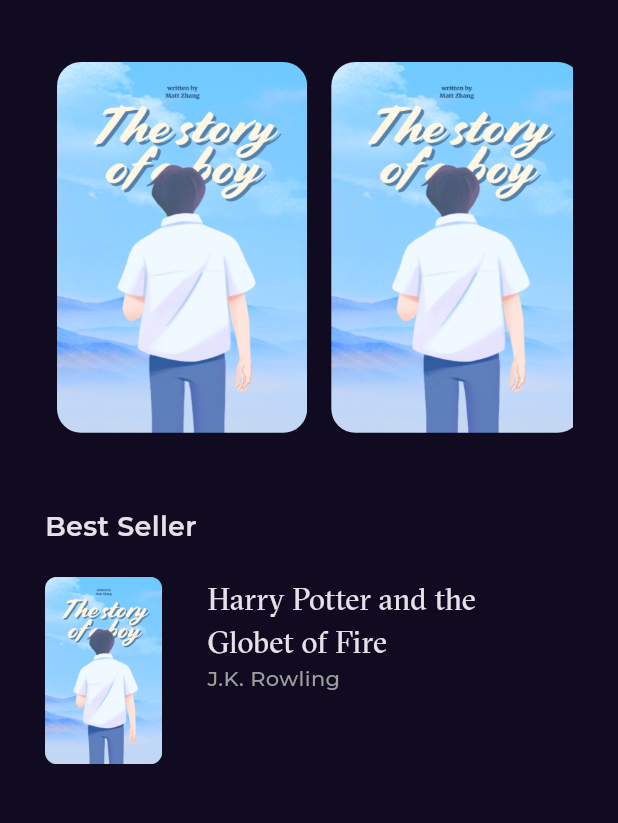
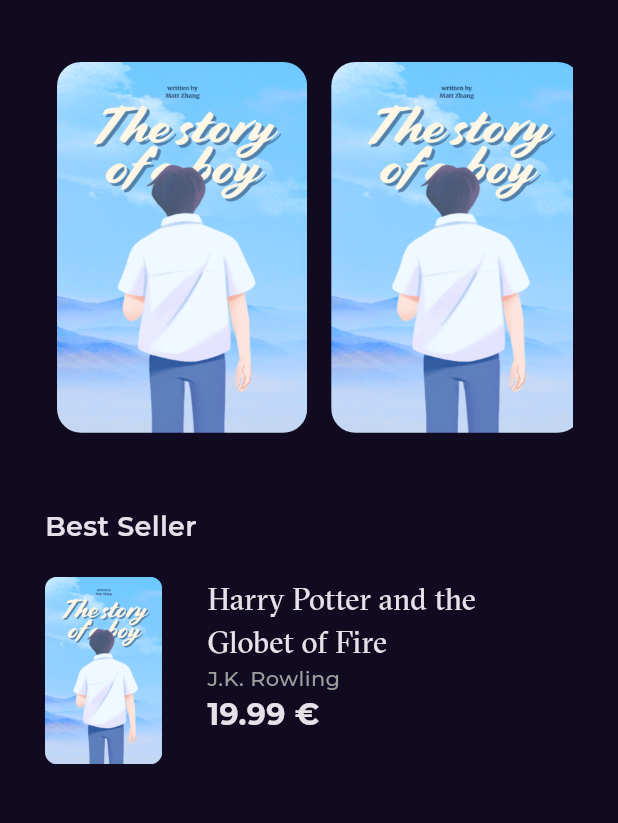
Before and after one commit to mano299/bookly, a Flutter app: the screen it shows after launch, on a phone screen of 412 x 824 dp, the part 115-938 px from its top. Run offline on Flutter 3.47's test engine with Material 3 defaults, Android fonts, the phone set to English and light mode, and no system bars; our stand-ins replace flutter_svg, font_awesome_flutter, get, google_fonts.

Commit message:
best seller item part 3

```diff
--- a/lib/core/utils/styles.dart
+++ b/lib/core/utils/styles.dart
@@ -17,7 +17,6 @@
   static const textStyle20 = TextStyle(
     fontSize: 20,
     fontWeight: FontWeight.normal,
-    fontFamily: kGTSectraFine,
   );
   static const textStyle30 = TextStyle(
     fontSize: 30,
--- a/lib/features/home/presention/widgets/best_seller_list_view_item.dart
+++ b/lib/features/home/presention/widgets/best_seller_list_view_item.dart
@@ -1,3 +1,4 @@
+import 'package:bookly/constants.dart';
 import 'package:bookly/core/utils/assets.dart';
 import 'package:flutter/material.dart';
 
@@ -35,17 +36,26 @@
                   width: MediaQuery.of(context).size.width * .5,
                   child: Text(
                     "Harry Potter and the Globet of Fire",
-                    style: Styles.textStyle20,
+                    style:
+                        Styles.textStyle20.copyWith(fontFamily: kGTSectraFine),
                     maxLines: 2,
                     overflow: TextOverflow.ellipsis,
-
                   ),
                 ),
                 Text(
                   "J.K. Rowling",
                   style: Styles.textStyle14.copyWith(color: Colors.grey),
                 ),
-                Row()
+                Row(
+                  children: [
+                    Text(
+                      "19.99 €",
+                      style: Styles.textStyle20.copyWith(
+                        fontWeight: FontWeight.bold,
+                      ),
+                    )
+                  ],
+                )
               ],
             ),
           )
```
